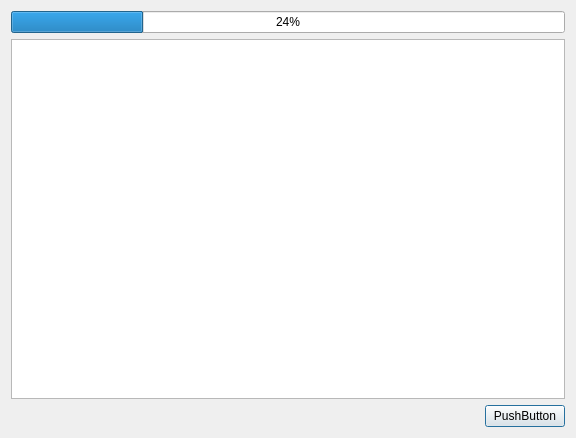
Qt form progress.ui (june3474/rename) before a commit.
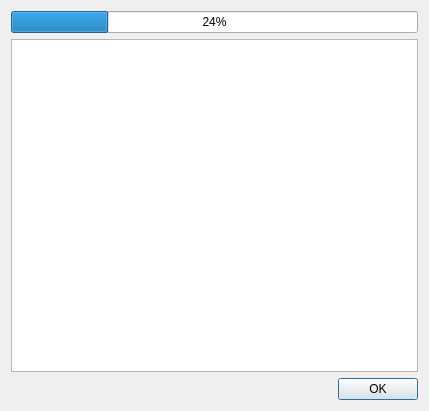
The same form after that commit.

What changed in the file:
```diff
--- a/progress.ui
+++ b/progress.ui
@@ -6,8 +6,8 @@
    <rect>
     <x>0</x>
     <y>0</y>
-    <width>576</width>
-    <height>438</height>
+    <width>429</width>
+    <height>411</height>
    </rect>
   </property>
   <property name="windowTitle">
@@ -22,7 +22,22 @@
     </widget>
    </item>
    <item>
-    <widget class="QTextBrowser" name="textBrowser"/>
+    <widget class="QTableWidget" name="tableWidget">
+     <property name="showGrid">
+      <bool>true</bool>
+     </property>
+     <property name="columnCount">
+      <number>2</number>
+     </property>
+     <attribute name="horizontalHeaderVisible">
+      <bool>false</bool>
+     </attribute>
+     <attribute name="verticalHeaderVisible">
+      <bool>false</bool>
+     </attribute>
+     <column/>
+     <column/>
+    </widget>
    </item>
    <item>
     <layout class="QHBoxLayout" name="horizontalLayout">
@@ -42,7 +57,7 @@
      <item>
       <widget class="QPushButton" name="pushButton">
        <property name="text">
-        <string>PushButton</string>
+        <string>OK</string>
        </property>
       </widget>
      </item>
```
Left out of the diff: 6 changed lines with no effect on the pictures.
